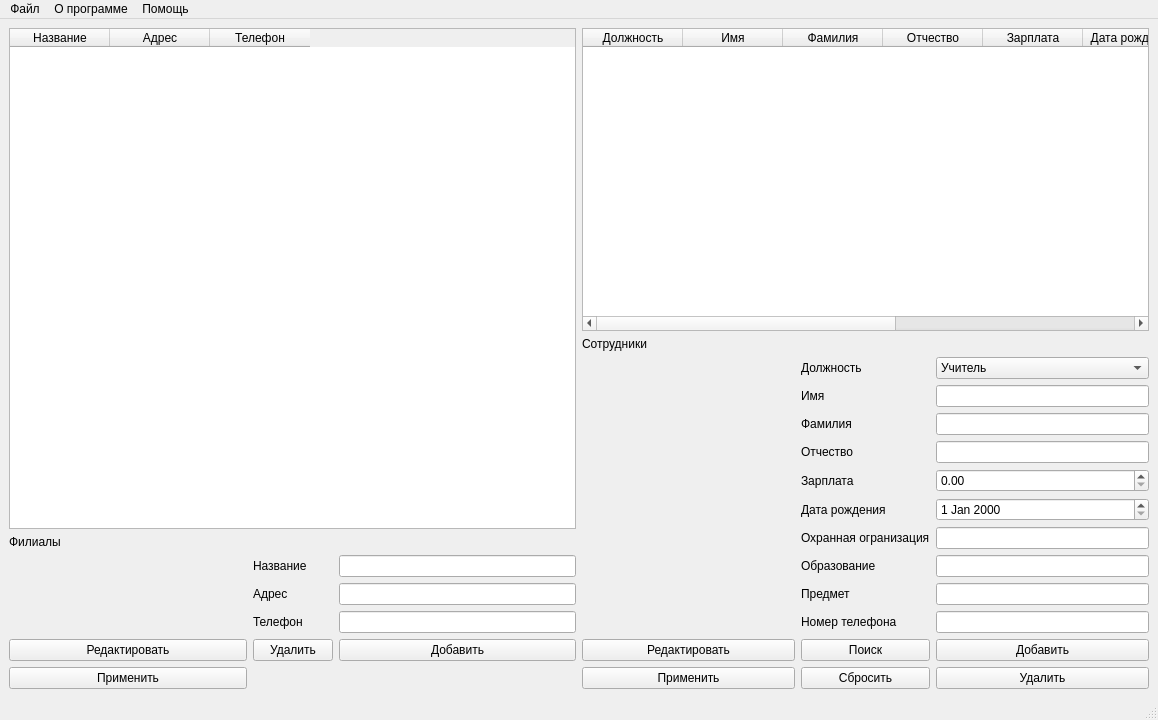
The window that mainwindow.ui (KaPToLLIkA/CW2022_cpp) describes before a commit, drawn with Qt 5.
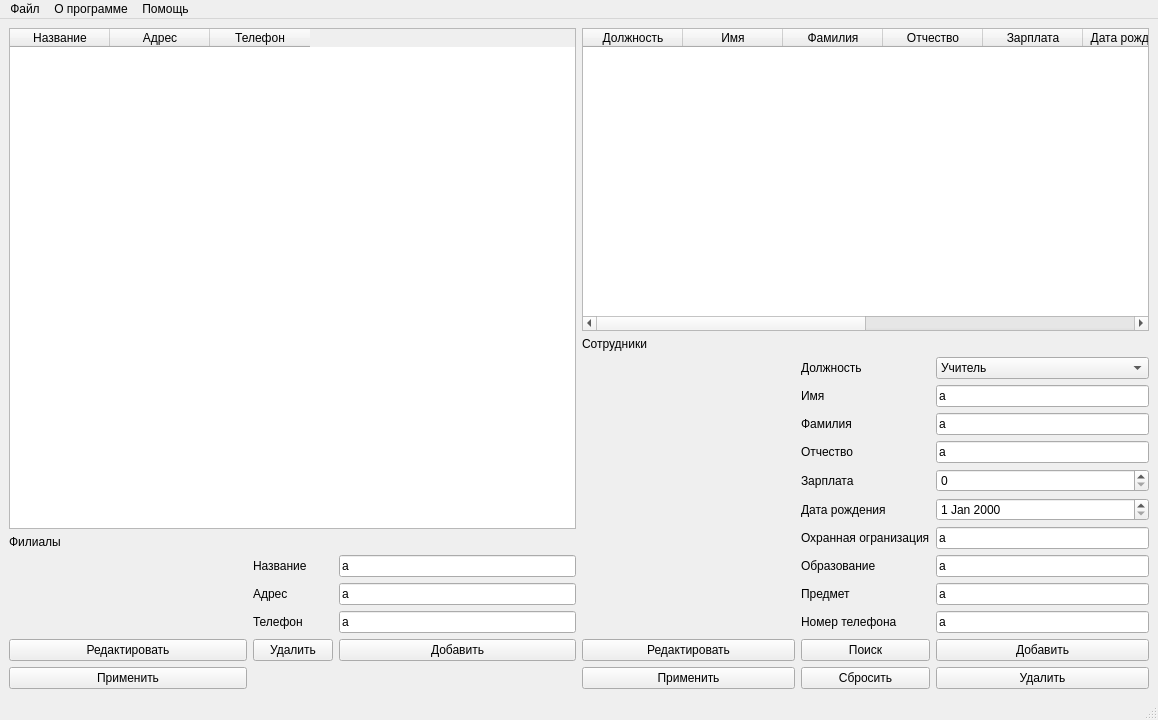
The same window after the commit.

Commit message: empl add remove redo

Diff of the .ui file:
```diff
--- a/mainwindow.ui
+++ b/mainwindow.ui
@@ -46,7 +46,11 @@
       <item>
        <layout class="QGridLayout" name="gridLayout_2">
         <item row="1" column="2">
-         <widget class="QLineEdit" name="orgAddress"/>
+         <widget class="QLineEdit" name="orgAddress">
+          <property name="text">
+           <string>a</string>
+          </property>
+         </widget>
         </item>
         <item row="3" column="1">
          <widget class="QPushButton" name="orgRemove">
@@ -70,7 +74,11 @@
          </widget>
         </item>
         <item row="0" column="2">
-         <widget class="QLineEdit" name="orgName"/>
+         <widget class="QLineEdit" name="orgName">
+          <property name="text">
+           <string>a</string>
+          </property>
+         </widget>
         </item>
         <item row="4" column="0">
          <widget class="QPushButton" name="orgApply">
@@ -80,7 +88,11 @@
          </widget>
         </item>
         <item row="2" column="2">
-         <widget class="QLineEdit" name="orgPhone"/>
+         <widget class="QLineEdit" name="orgPhone">
+          <property name="text">
+           <string>a</string>
+          </property>
+         </widget>
         </item>
         <item row="0" column="1">
          <widget class="QLabel" name="label_13">
@@ -164,6 +176,11 @@
           <string>Образование</string>
          </property>
         </column>
+        <column>
+         <property name="text">
+          <string>Предмет</string>
+         </property>
+        </column>
         <column>
          <property name="text">
           <string>Номер телефона</string>
@@ -181,7 +198,11 @@
       <item>
        <layout class="QGridLayout" name="gridLayout">
         <item row="10" column="2">
-         <widget class="QLineEdit" name="emplSubject"/>
+         <widget class="QLineEdit" name="emplSubject">
+          <property name="text">
+           <string>a</string>
+          </property>
+         </widget>
         </item>
         <item row="2" column="1">
          <widget class="QLabel" name="label_6">
@@ -191,7 +212,11 @@
          </widget>
         </item>
         <item row="3" column="2">
-         <widget class="QLineEdit" name="emplName"/>
+         <widget class="QLineEdit" name="emplName">
+          <property name="text">
+           <string>a</string>
+          </property>
+         </widget>
         </item>
         <item row="7" column="1">
          <widget class="QLabel" name="label_8">
@@ -225,7 +250,11 @@
          </widget>
         </item>
         <item row="5" column="2">
-         <widget class="QLineEdit" name="emplPatron"/>
+         <widget class="QLineEdit" name="emplPatron">
+          <property name="text">
+           <string>a</string>
+          </property>
+         </widget>
         </item>
         <item row="6" column="1">
          <widget class="QLabel" name="label_7">
@@ -242,7 +271,11 @@
          </widget>
         </item>
         <item row="4" column="2">
-         <widget class="QLineEdit" name="emplSurname"/>
+         <widget class="QLineEdit" name="emplSurname">
+          <property name="text">
+           <string>a</string>
+          </property>
+         </widget>
         </item>
         <item row="5" column="1">
          <widget class="QLabel" name="label_4">
@@ -266,7 +299,11 @@
          </widget>
         </item>
         <item row="11" column="2">
-         <widget class="QLineEdit" name="emplPhone"/>
+         <widget class="QLineEdit" name="emplPhone">
+          <property name="text">
+           <string>a</string>
+          </property>
+         </widget>
         </item>
         <item row="10" column="1">
          <widget class="QLabel" name="label_11">
@@ -288,18 +325,12 @@
           </property>
          </spacer>
         </item>
-        <item row="6" column="2">
-         <widget class="QDoubleSpinBox" name="emplSalary">
-          <property name="maximum">
-           <double>10000000.000000000000000</double>
-          </property>
-          <property name="singleStep">
-           <double>1000.000000000000000</double>
-          </property>
-         </widget>
-        </item>
         <item row="8" column="2">
-         <widget class="QLineEdit" name="emplOrganization"/>
+         <widget class="QLineEdit" name="emplOrganization">
+          <property name="text">
+           <string>a</string>
+          </property>
+         </widget>
         </item>
         <item row="12" column="1">
          <widget class="QPushButton" name="emplSearch">
@@ -328,7 +359,11 @@
          </widget>
         </item>
         <item row="9" column="2">
-         <widget class="QLineEdit" name="emplEducation"/>
+         <widget class="QLineEdit" name="emplEducation">
+          <property name="text">
+           <string>a</string>
+          </property>
+         </widget>
         </item>
         <item row="9" column="1">
          <widget class="QLabel" name="label_10">
@@ -358,6 +393,16 @@
           </property>
          </widget>
         </item>
+        <item row="6" column="2">
+         <widget class="QSpinBox" name="emplSalary">
+          <property name="maximum">
+           <number>10000000</number>
+          </property>
+          <property name="singleStep">
+           <number>1000</number>
+          </property>
+         </widget>
+        </item>
        </layout>
       </item>
      </layout>
```
The commit also changes 2 other files.
